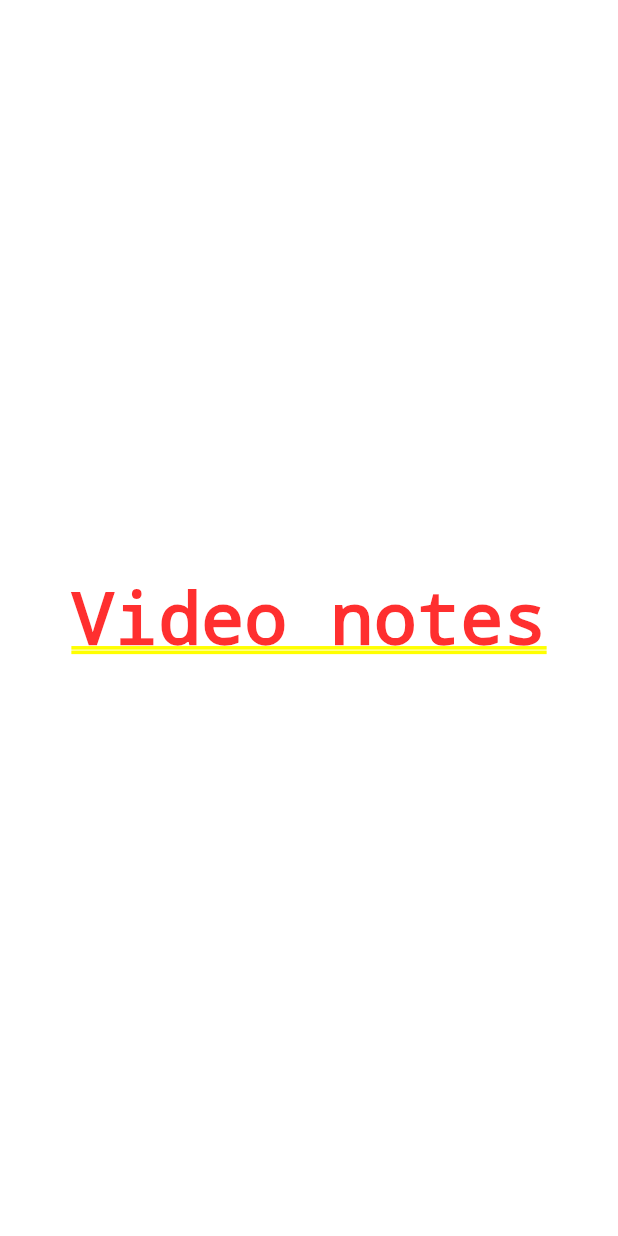
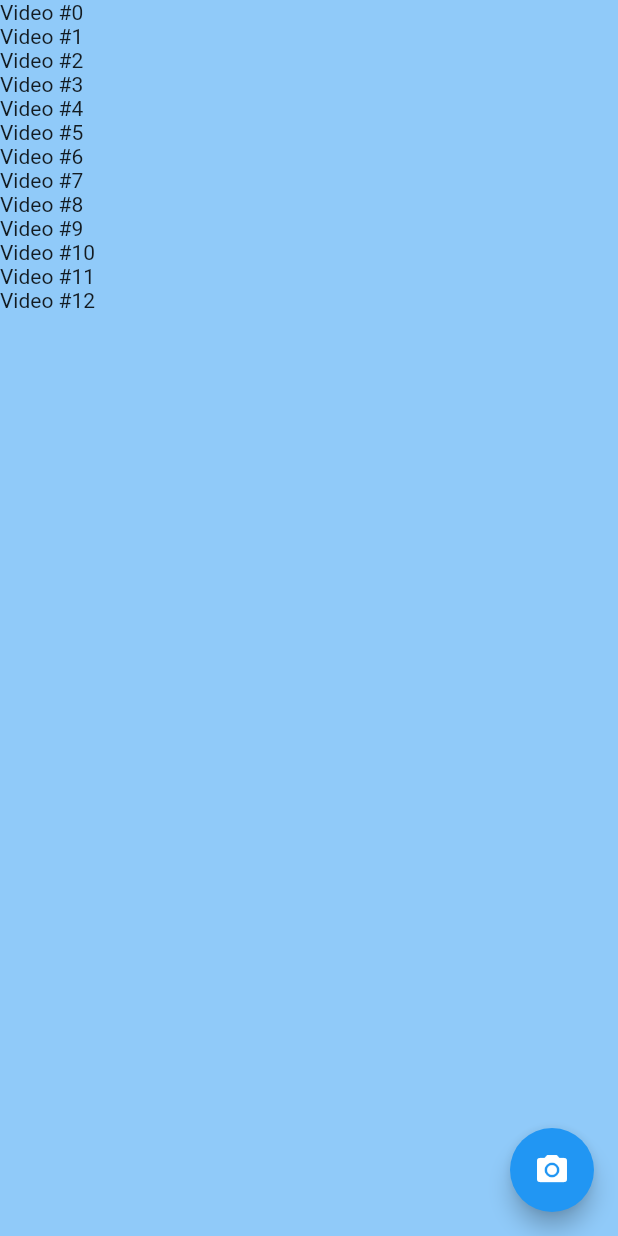
Before and after one commit to kolmakovruslan/video_notes, a Flutter app: the screen it shows after launch, on a phone screen of 412 x 824 dp. Run offline on Flutter 3.47's test engine with Material 2 defaults, Android fonts, the phone set to English and light mode, and no system bars.

Commit message:
add video list widget blank

```diff
--- a/lib/launch_page.dart
+++ b/lib/launch_page.dart
@@ -1,10 +1,23 @@
+import 'package:flutter/material.dart';
 import 'package:flutter/widgets.dart';
+import 'package:video_notes/video_list_widget.dart';
 
 class LaunchPage extends StatelessWidget {
   @override
-  Widget build(BuildContext context) {
-    return Center(
-      child: Text("Video notes"),
-    );
-  }
+  Widget build(BuildContext context) => Container(
+        color: Theme.of(context).backgroundColor,
+        child: Stack(
+          children: <Widget>[
+            VideoListWidget(),
+            Positioned(
+              child: FloatingActionButton(
+                child: Icon(Icons.camera_alt),
+                onPressed: () {},
+              ),
+              bottom: 16,
+              right: 16,
+            ),
+          ],
+        ),
+      );
 }
--- a/lib/main.dart
+++ b/lib/main.dart
@@ -9,6 +9,7 @@ class MyApp extends StatelessWidget {
     return MaterialApp(
       title: 'Video notes',
       theme: ThemeData(
+        brightness: Brightness.light,
         primarySwatch: Colors.blue,
       ),
       home: LaunchPage(),
--- /dev/null
+++ b/lib/model/get_saved_notes.dart
@@ -0,0 +1,9 @@
+import 'package:video_notes/model/note.dart';
+
+Future<List<Note>> getSavedNotes() async {
+  return Future.delayed(Duration(seconds: 1), () {
+    return List.generate(13, (index) {
+      return Note("Video #$index");
+    });
+  });
+}
--- /dev/null
+++ b/lib/model/note.dart
@@ -0,0 +1,5 @@
+class Note {
+  final String name;
+
+  Note(this.name);
+}
--- /dev/null
+++ b/lib/video_list_widget.dart
@@ -0,0 +1,48 @@
+import 'package:flutter/material.dart';
+import 'package:flutter/widgets.dart';
+import 'package:video_notes/model/get_saved_notes.dart';
+import 'package:video_notes/model/note.dart';
+
+class VideoListWidget extends StatelessWidget {
+  @override
+  Widget build(BuildContext context) => FutureBuilder<List<Note>>(
+        future: getSavedNotes(),
+        builder: (BuildContext context, AsyncSnapshot<List<Note>> snapshot) {
+          if (snapshot.connectionState != ConnectionState.done) {
+            return Center(
+              child: CircularProgressIndicator(),
+            );
+          }
+          if (snapshot.hasError) {
+            return Center(
+              child: Text(
+                "Error",
+                style: Theme.of(context).textTheme.display3,
+              ),
+            );
+          }
+          if (!snapshot.hasData || snapshot.data.isEmpty) {
+            return Center(
+              child: Text(
+                "Empty",
+                style: Theme.of(context).textTheme.display3,
+              ),
+            );
+          }
+          final notes = snapshot.data;
+          return ListView.builder(
+            itemCount: notes.length,
+            itemBuilder: (context, index) {
+              return Stack(
+                children: <Widget>[
+                  Text(
+                    notes[index].name,
+                    style: Theme.of(context).textTheme.body1,
+                  )
+                ],
+              );
+            },
+          );
+        },
+      );
+}
```
